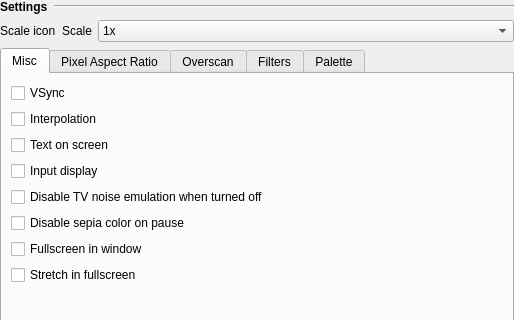
First picture: the form in src/gui/designer/wdgSettingsVideo.ui, repository punesemu/puNES, before the edit; both pictures show x 0 to 514 and y 0 to 320 of the 514 by 629 pixel window.
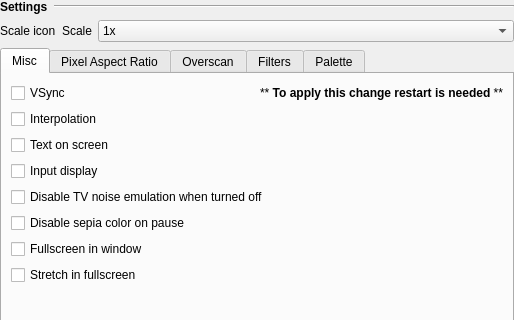
Second picture: the form after the edit. Icons and pictures are not drawn.

Commit message:
Fixed the management of vsync.
When you change this option you need to restart the emulator to apply it
correctly.

```diff
--- a/src/gui/designer/wdgSettingsVideo.ui
+++ b/src/gui/designer/wdgSettingsVideo.ui
@@ -97,11 +97,28 @@
         </attribute>
         <layout class="QVBoxLayout" name="verticalLayout_Video_Misc">
          <item>
+          <layout class="QHBoxLayout" name="horizontalLayout_Vsync">
+           <item>
           <widget class="QCheckBox" name="checkBox_Vsync">
            <property name="text">
             <string notr="true">VSync</string>
            </property>
           </widget>
+           </item>
+           <item>
+            <widget class="QLabel" name="label_Vsync">
+             <property name="sizePolicy">
+              <sizepolicy hsizetype="Expanding" vsizetype="Preferred">
+               <horstretch>0</horstretch>
+               <verstretch>0</verstretch>
+              </sizepolicy>
+             </property>
+             <property name="text">
+              <string>&lt;html&gt;&lt;head/&gt;&lt;body&gt;&lt;p align=&quot;right&quot;&gt;** &lt;span style=&quot; font-weight:600;&quot;&gt;To apply this change restart is needed&lt;/span&gt; **&lt;/p&gt;&lt;/body&gt;&lt;/html&gt;</string>
+             </property>
+            </widget>
+           </item>
+          </layout>
          </item>
          <item>
           <widget class="QCheckBox" name="checkBox_Interpolation">
```
Lines whose indentation alone changed are shown as unchanged. The commit also changes 11 other files.
